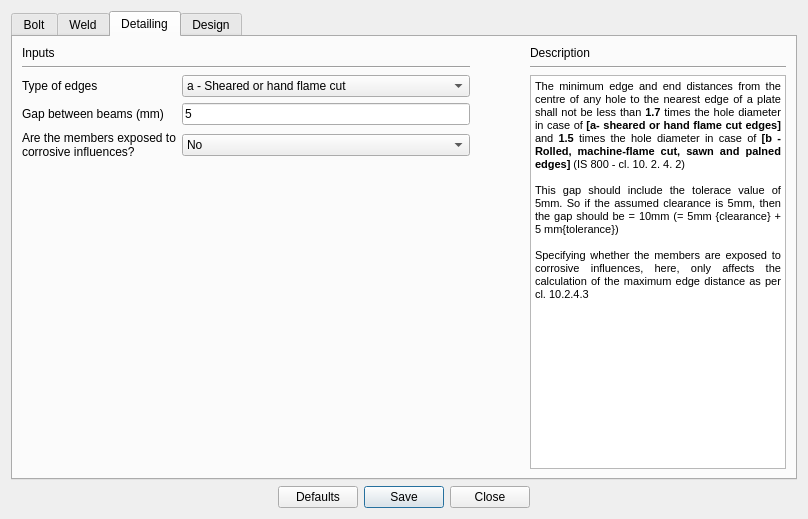
The window that Connections/Moment/BBSpliceCoverPlate/BBSpliceCoverPlateBolted/ui_design_preferences.ui (GreatDevelopers/osdag-core) describes before a commit, drawn with Qt 5.
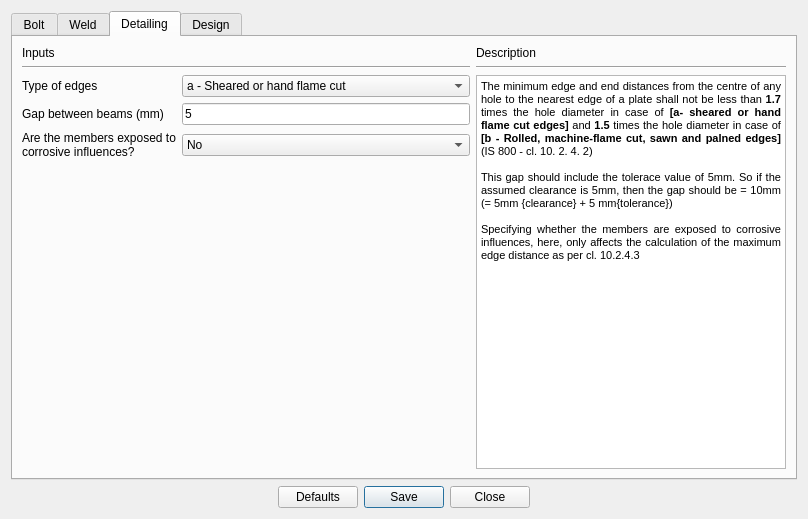
The same window after the commit. The open tabs and pages were chosen to show the change.

```diff
--- a/Connections/Moment/BBSpliceCoverPlate/BBSpliceCoverPlateBolted/ui_design_preferences.ui
+++ b/Connections/Moment/BBSpliceCoverPlate/BBSpliceCoverPlateBolted/ui_design_preferences.ui
@@ -769,20 +769,20 @@
          </item>
         </layout>
        </item>
-       <item row="0" column="1">
-        <spacer name="horizontalSpacer_12">
+       <item row="1" column="0">
+        <spacer name="verticalSpacer_3">
          <property name="orientation">
-          <enum>Qt::Horizontal</enum>
+          <enum>Qt::Vertical</enum>
          </property>
          <property name="sizeHint" stdset="0">
           <size>
-           <width>13</width>
-           <height>20</height>
+           <width>20</width>
+           <height>255</height>
           </size>
          </property>
         </spacer>
        </item>
-       <item row="0" column="2" rowspan="2">
+       <item row="0" column="1" rowspan="2">
         <layout class="QGridLayout" name="gridLayout_10">
          <item row="1" column="0">
           <widget class="Line" name="line_6">
```
Left out of the diff: 15 changed lines with no effect on the pictures.
